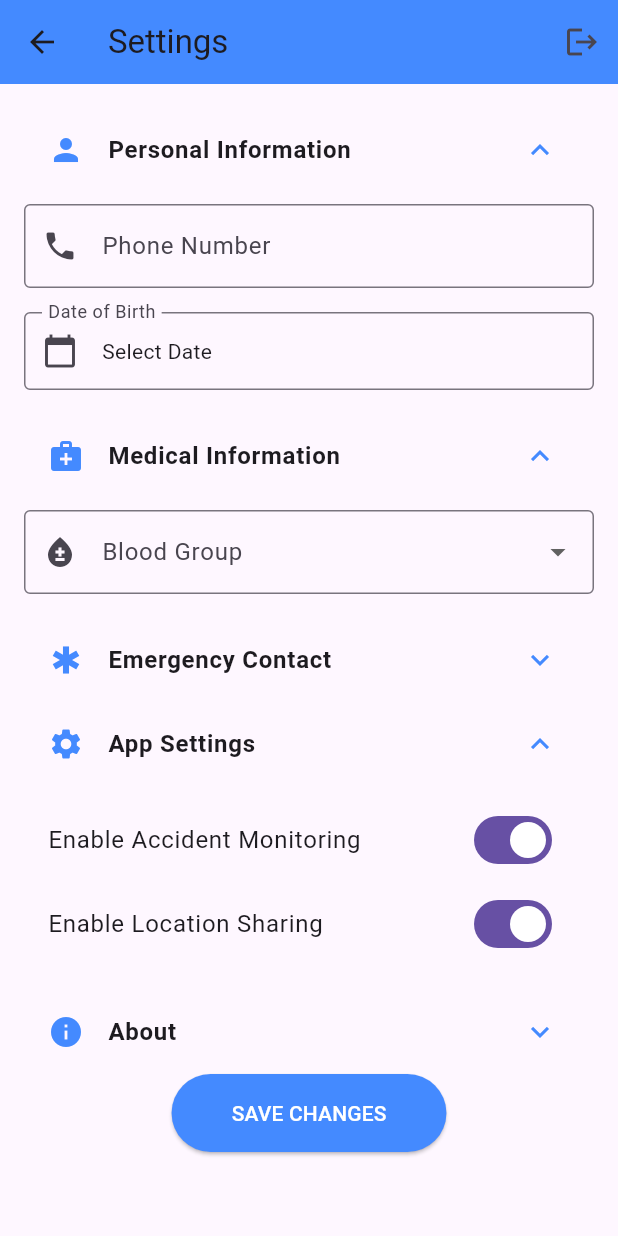
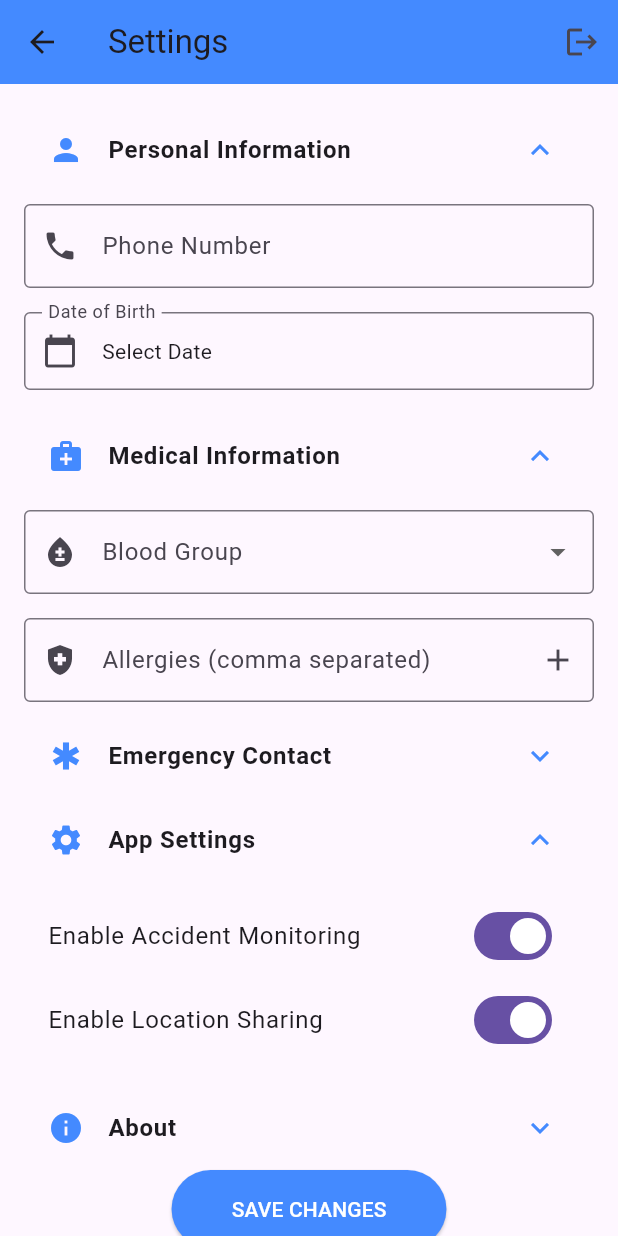
Before and after one commit to maryam370/Accident-Alert-System, a Flutter app: the SettingsPage screen opened directly, after a tap on "Personal Information", after a tap on "Medical Information", on a phone screen of 412 x 824 dp. Run offline on Flutter 3.47's test engine with Material 3 defaults, Android fonts, the phone set to English and light mode, and no system bars; our stand-ins replace cloud_firestore, firebase_auth, firebase_core, firebase_messaging, location; missing offline and left inert: bcrypt; accounts and stored records are empty.

Commit message:
settings

```diff
--- a/accident_alert_system/lib/user/user_settings_page.dart
+++ b/accident_alert_system/lib/user/user_settings_page.dart
@@ -15,15 +15,17 @@ class _SettingsPageState extends State<SettingsPage> {
   late TextEditingController _emergencyRelationController;
   late TextEditingController _phoneNumberController;
   late TextEditingController _bloodGroupController;
+  late TextEditingController _allergiesController;
   bool _monitoringEnabled = true;
   bool _locationEnabled = true;
   DateTime? _dateOfBirth;
+  List<String> _allergies = [];
 
   // Section visibility toggles
   bool _showPersonalInfo = false;
   bool _showMedicalInfo = false;
   bool _showEmergencyContact = false;
-  bool _showAppSettings = true; // Keep app settings visible by default
+  bool _showAppSettings = true;
   bool _showAbout = false;
 
   @override
@@ -34,6 +36,7 @@ class _SettingsPageState extends State<SettingsPage> {
     _emergencyRelationController = TextEditingController();
     _phoneNumberController = TextEditingController();
     _bloodGroupController = TextEditingController();
+    _allergiesController = TextEditingController();
     _loadUserSettings();
   }
 
@@ -50,8 +53,7 @@ class _SettingsPageState extends State<SettingsPage> {
       final data = doc.data()!;
       setState(() {
         _phoneNumberController.text = data['phoneNumber'] ?? '';
-        _bloodGroupController.text =
-            data['medicalRecords']?['bloodGroup'] ?? '';
+        _bloodGroupController.text = data['medicalRecords']?['bloodGroup'] ?? '';
         _emergencyNameController.text =
             data['medicalRecords']?['emergencyContact']?['name'] ?? '';
         _emergencyNumberController.text =
@@ -59,6 +61,8 @@ class _SettingsPageState extends State<SettingsPage> {
         _emergencyRelationController.text =
             data['medicalRecords']?['emergencyContact']?['relation'] ?? '';
         _dateOfBirth = data['dateOfBirth']?.toDate();
+        _allergies = List<String>.from(data['medicalRecords']?['allergies'] ?? []);
+        _allergiesController.text = _allergies.join(', ');
 
         _loadAppSettings(user.uid);
       });
@@ -159,15 +163,12 @@ class _SettingsPageState extends State<SettingsPage> {
                 title: 'Medical Information',
                 icon: Icons.medical_services,
                 isExpanded: _showMedicalInfo,
-                onTap: () =>
-                    setState(() => _showMedicalInfo = !_showMedicalInfo),
+                onTap: () => setState(() => _showMedicalInfo = !_showMedicalInfo),
               ),
               if (_showMedicalInfo) ...[
                 SizedBox(height: 8),
                 DropdownButtonFormField<String>(
-                  value: _bloodGroupController.text.isNotEmpty
-                      ? _bloodGroupController.text
-                      : null,
+                  value: _bloodGroupController.text.isNotEmpty ? _bloodGroupController.text : null,
                   decoration: InputDecoration(
                     labelText: 'Blood Group',
                     border: OutlineInputBorder(),
@@ -179,15 +180,50 @@ class _SettingsPageState extends State<SettingsPage> {
                             child: Text(bloodType),
                           ))
                       .toList(),
-                  onChanged: (value) {
-                    setState(() {
-                      _bloodGroupController.text = value!;
-                    });
-                  },
-                  validator: (value) =>
-                      value == null || value.isEmpty ? 'Required' : null,
+                  onChanged: (value) => setState(() => _bloodGroupController.text = value!),
                 ),
                 SizedBox(height: 16),
+                TextFormField(
+                  controller: _allergiesController,
+                  decoration: InputDecoration(
+                    labelText: 'Allergies (comma separated)',
+                    border: OutlineInputBorder(),
+                    prefixIcon: Icon(Icons.health_and_safety),
+                    suffixIcon: IconButton(
+                      icon: Icon(Icons.add),
+                      onPressed: () {
+                        if (_allergiesController.text.isNotEmpty) {
+                          setState(() {
+                            _allergies.add(_allergiesController.text.trim());
+                            _allergiesController.clear();
+                          });
+                        }
+                      },
+                    ),
+                  ),
+                  onChanged: (value) {
+                    if (value.endsWith(',')) {
+                      setState(() {
+                        _allergies.add(value.replaceAll(',', '').trim());
+                        _allergiesController.clear();
+                      });
+                    }
+                  },
+                ),
+                SizedBox(height: 8),
+                if (_allergies.isNotEmpty) ...[
+                  Text('Current Allergies:', style: TextStyle(fontWeight: FontWeight.bold)),
+                  SizedBox(height: 8),
+                  Wrap(
+                    spacing: 8,
+                    children: _allergies.map((allergy) => Chip(
+                      label: Text(allergy),
+                      deleteIcon: Icon(Icons.close, size: 18),
+                      onDeleted: () => setState(() => _allergies.remove(allergy)),
+                    )).toList(),
+                  ),
+                  SizedBox(height: 16),
+                ],
               ],
 
               // Emergency Contact Section
@@ -322,7 +358,7 @@ class _SettingsPageState extends State<SettingsPage> {
             SizedBox(height: 8),
             Text('Version: 1.0.0', style: TextStyle(color: Colors.grey)),
             SizedBox(height: 8),
-            Text('Developed by: Your Team ',
+            Text('Developed by: our Team ',
                 style: TextStyle(color: Colors.grey)),
             SizedBox(height: 8),
             Text('Contact: support@accidentalertsystem.com',
@@ -352,6 +388,7 @@ class _SettingsPageState extends State<SettingsPage> {
             'dateOfBirth': _dateOfBirth,
             'medicalRecords': {
               'bloodGroup': _bloodGroupController.text,
+              'allergies': _allergies,
               'emergencyContact': {
                 'name': _emergencyNameController.text,
                 'number': _emergencyNumberController.text,
@@ -371,12 +408,14 @@ class _SettingsPageState extends State<SettingsPage> {
             }
           });
 
-      ScaffoldMessenger.of(context).showSnackBar(SnackBar(
+      ScaffoldMessenger.of(context).showSnackBar(
+        SnackBar(
           content: Text('Settings saved successfully'),
           backgroundColor: Colors.green,
         ));
     } catch (e) {
-      ScaffoldMessenger.of(context).showSnackBar(SnackBar(
+      ScaffoldMessenger.of(context).showSnackBar(
+        SnackBar(
           content: Text('Failed to save settings: $e'),
           backgroundColor: Colors.red,
         ));
@@ -390,6 +429,7 @@ class _SettingsPageState extends State<SettingsPage> {
     _emergencyRelationController.dispose();
     _phoneNumberController.dispose();
     _bloodGroupController.dispose();
+    _allergiesController.dispose();
     super.dispose();
   }
 }
```
Lines whose indentation alone changed are shown as unchanged.
